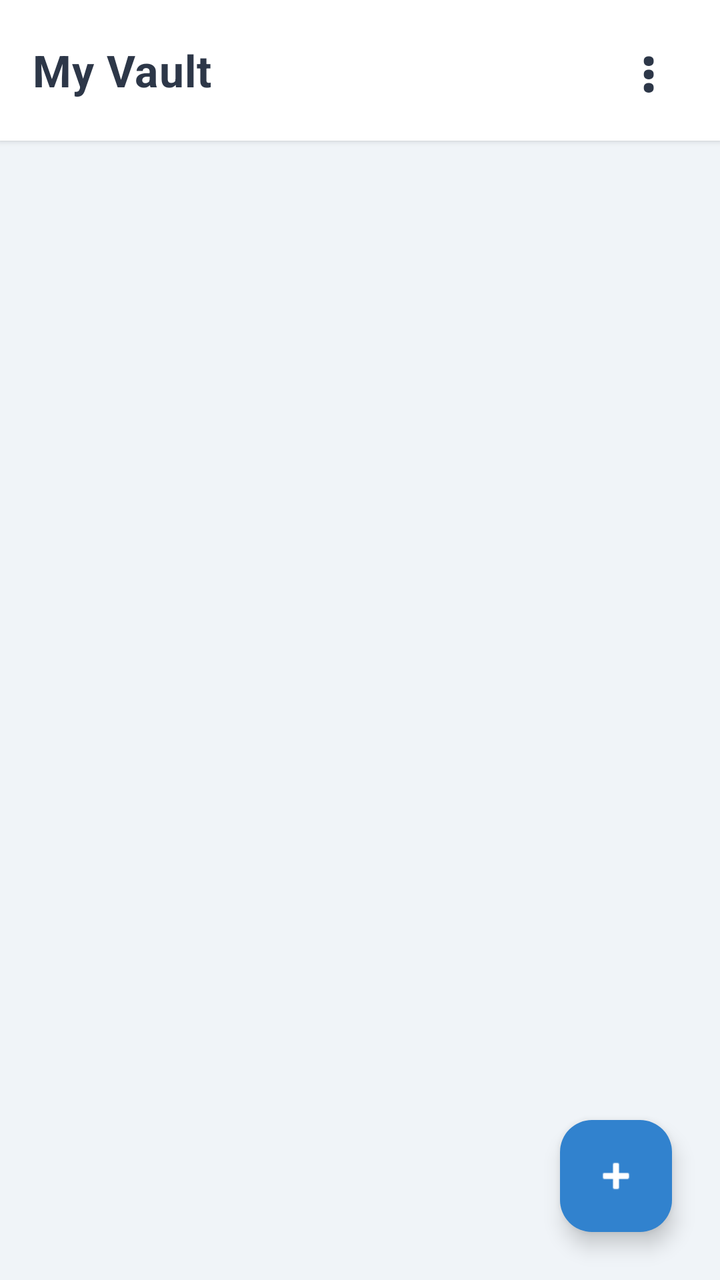
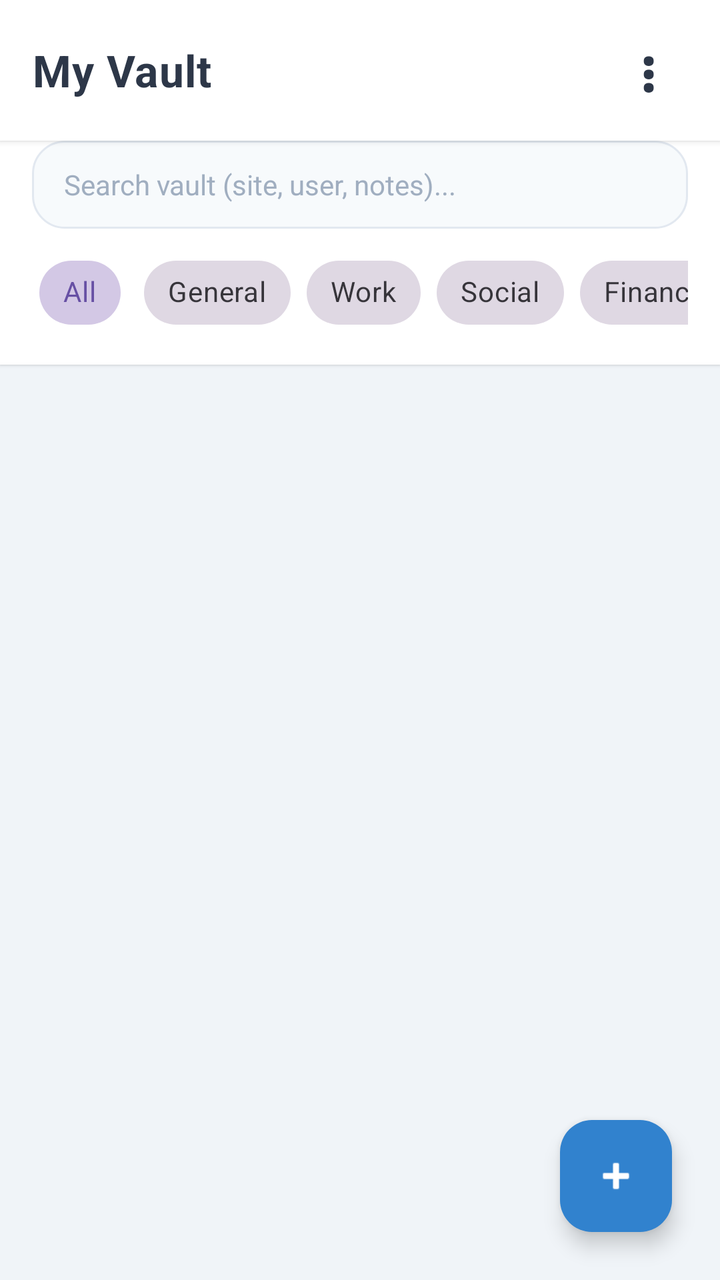

Two renders of the same Android screen: before a commit and after it. Below are the layout's source before the change and the commit's diff.
<!-- AndroidManifest.xml: application theme Theme.MyPasswordManager -->
<!-- res/layout/activity_main.xml -->
<?xml version="1.0" encoding="utf-8"?>
<RelativeLayout xmlns:android="http://schemas.android.com/apk/res/android"
    xmlns:app="http://schemas.android.com/apk/res-auto"
    android:layout_width="match_parent"
    android:layout_height="match_parent"
    android:background="#F0F4F8">
    <LinearLayout
        android:id="@+id/topBar"
        android:layout_width="match_parent"
        android:layout_height="wrap_content"
        android:orientation="horizontal"
        android:paddingHorizontal="16dp"
        android:paddingVertical="12dp"
        android:background="#FFFFFF"
        android:elevation="2dp"
        android:gravity="center_vertical">

        <TextView
            android:layout_width="0dp"
            android:layout_height="wrap_content"
            android:layout_weight="1"
            android:text="My Vault"
            android:textSize="22sp"
            android:textStyle="bold"
            android:textColor="#2D3748"
            android:letterSpacing="0.02"/>

        <TextView
            android:id="@+id/btnMenu"
            android:layout_width="wrap_content"
            android:layout_height="wrap_content"
            android:text="⋮"
            android:textSize="28sp"
            android:textStyle="bold"
            android:textColor="#2D3748"
            android:paddingHorizontal="16dp"
            android:paddingVertical="4dp"/>
    </LinearLayout>

    <androidx.recyclerview.widget.RecyclerView
        android:id="@+id/recyclerViewPasswords"
        android:layout_width="match_parent"
        android:layout_height="match_parent"
        android:layout_below="@id/topBar"
        android:clipToPadding="false"
        android:paddingTop="8dp"
        android:paddingBottom="100dp" />

    <com.google.android.material.floatingactionbutton.FloatingActionButton
        android:id="@+id/fabAddPassword"
        android:layout_width="wrap_content"
        android:layout_height="wrap_content"
        android:layout_alignParentEnd="true"
        android:layout_alignParentBottom="true"
        android:layout_margin="24dp"
        android:src="@android:drawable/ic_input_add"
        app:backgroundTint="#3182CE"
        app:tint="#FFFFFF"
        app:elevation="6dp"
        android:contentDescription="Add Password" />

</RelativeLayout>
<!-- resources referenced by this layout -->
<resources>
  <style name="Theme.MyPasswordManager" parent="Base.Theme.MyPasswordManager" />
  <style name="Base.Theme.MyPasswordManager" parent="Theme.Material3.DayNight.NoActionBar">
          
          
      </style>
</resources>

<!-- the commit's change to res/layout/activity_main.xml (unified diff, before → after) -->
@@ -4,6 +4,7 @@
     android:layout_width="match_parent"
     android:layout_height="match_parent"
     android:background="#F0F4F8">
+
     <LinearLayout
         android:id="@+id/topBar"
         android:layout_width="match_parent"
@@ -37,11 +38,150 @@
             android:paddingVertical="4dp"/>
     </LinearLayout>
 
+    <LinearLayout
+        android:id="@+id/searchContainer"
+        android:layout_width="match_parent"
+        android:layout_height="wrap_content"
+        android:layout_below="@id/topBar"
+        android:orientation="vertical"
+        android:background="#FFFFFF"
+        android:paddingHorizontal="16dp"
+        android:paddingBottom="12dp"
+        android:elevation="1dp">
+
+        <RelativeLayout
+            android:layout_width="match_parent"
+            android:layout_height="wrap_content">
+
+            <EditText
+                android:id="@+id/etSearch"
+                android:layout_width="match_parent"
+                android:layout_height="44dp"
+                android:hint="Search vault (site, user, notes)..."
+                android:textSize="14sp"
+                android:textColor="#2D3748"
+                android:textColorHint="#A0AEC0"
+                android:background="@drawable/rounded_input"
+                android:paddingStart="16dp"
+                android:paddingEnd="40dp"
+                android:imeOptions="actionSearch"
+                android:inputType="text"
+                android:maxLines="1" />
+
+            <TextView
+                android:id="@+id/btnClearSearch"
+                android:layout_width="wrap_content"
+                android:layout_height="wrap_content"
+                android:layout_alignParentEnd="true"
+                android:layout_centerVertical="true"
+                android:text="✕"
+                android:textSize="14sp"
+                android:textColor="#A0AEC0"
+                android:padding="12dp"
+                android:visibility="gone" />
+        </RelativeLayout>
+
+        <HorizontalScrollView
+            android:layout_width="match_parent"
+            android:layout_height="wrap_content"
+            android:layout_marginTop="8dp"
+            android:scrollbars="none">
+
+            <com.google.android.material.chip.ChipGroup
+                android:id="@+id/chipGroupCategories"
+                android:layout_width="wrap_content"
+                android:layout_height="wrap_content"
+                app:singleSelection="true"
+                app:selectionRequired="true">
+
+                <com.google.android.material.chip.Chip
+                    android:id="@+id/chipAll"
+                    style="@style/Widget.MaterialComponents.Chip.Choice"
+                    android:layout_width="wrap_content"
+                    android:layout_height="wrap_content"
+                    android:text="All"
+                    android:checked="true" />
+
+                <com.google.android.material.chip.Chip
+                    android:id="@+id/chipGeneral"
+                    style="@style/Widget.MaterialComponents.Chip.Choice"
+                    android:layout_width="wrap_content"
+                    android:layout_height="wrap_content"
+                    android:text="General" />
+
+                <com.google.android.material.chip.Chip
+                    android:id="@+id/chipWork"
+                    style="@style/Widget.MaterialComponents.Chip.Choice"
+                    android:layout_width="wrap_content"
+                    android:layout_height="wrap_content"
+                    android:text="Work" />
+
+                <com.google.android.material.chip.Chip
+                    android:id="@+id/chipSocial"
+                    style="@style/Widget.MaterialComponents.Chip.Choice"
+                    android:layout_width="wrap_content"
+                    android:layout_height="wrap_content"
+                    android:text="Social" />
+
+                <com.google.android.material.chip.Chip
+                    android:id="@+id/chipFinance"
+                    style="@style/Widget.MaterialComponents.Chip.Choice"
+                    android:layout_width="wrap_content"
+                    android:layout_height="wrap_content"
+                    android:text="Finance" />
+
+                <com.google.android.material.chip.Chip
+                    android:id="@+id/chipEntertainment"
+                    style="@style/Widget.MaterialComponents.Chip.Choice"
+                    android:layout_width="wrap_content"
+                    android:layout_height="wrap_content"
+                    android:text="Entertainment" />
+            </com.google.android.material.chip.ChipGroup>
+        </HorizontalScrollView>
+    </LinearLayout>
+
+    <LinearLayout
+        android:id="@+id/layoutEmptyState"
+        android:layout_width="match_parent"
+        android:layout_height="wrap_content"
+        android:layout_centerInParent="true"
+        android:gravity="center"
+        android:orientation="vertical"
+        android:padding="32dp"
+        android:visibility="gone">
+
+        <ImageView
+            android:layout_width="64dp"
+            android:layout_height="64dp"
+            android:src="@android:drawable/ic_menu_search"
+            app:tint="#CBD5E0" />
+
+        <TextView
+            android:id="@+id/tvEmptyTitle"
+            android:layout_width="wrap_content"
+            android:layout_height="wrap_content"
+            android:layout_marginTop="16dp"
+            android:text="No Passwords Found"
+            android:textColor="#4A5568"
+            android:textSize="18sp"
+            android:textStyle="bold" />
+
+        <TextView
+            android:id="@+id/tvEmptySubtitle"
+            android:layout_width="wrap_content"
+            android:layout_height="wrap_content"
+            android:layout_marginTop="6dp"
+            android:text="Tap the + button below to add your first password."
+            android:textAlignment="center"
+            android:textColor="#A0AEC0"
+            android:textSize="13sp" />
+    </LinearLayout>
+
     <androidx.recyclerview.widget.RecyclerView
         android:id="@+id/recyclerViewPasswords"
         android:layout_width="match_parent"
         android:layout_height="match_parent"
-        android:layout_below="@id/topBar"
+        android:layout_below="@id/searchContainer"
         android:clipToPadding="false"
         android:paddingTop="8dp"
         android:paddingBottom="100dp" />
<!-- resource entries referenced after the edit -->
@@ -1,5 +1,12 @@
 <!-- resources referenced by this layout -->
 <resources>
+  <!-- drawable rounded_input (drawable) -->
+  <?xml version="1.0" encoding="utf-8"?>
+  <shape xmlns:android="http://schemas.android.com/apk/res/android">
+      <solid android:color="#F7FAFC" /> <corners android:radius="16dp" />
+      <stroke android:width="1dp" android:color="#E2E8F0" />
+      <padding android:left="16dp" android:top="12dp" android:right="16dp" android:bottom="12dp" />
+  </shape>
   <style name="Theme.MyPasswordManager" parent="Base.Theme.MyPasswordManager" />
   <style name="Base.Theme.MyPasswordManager" parent="Theme.Material3.DayNight.NoActionBar">
           
